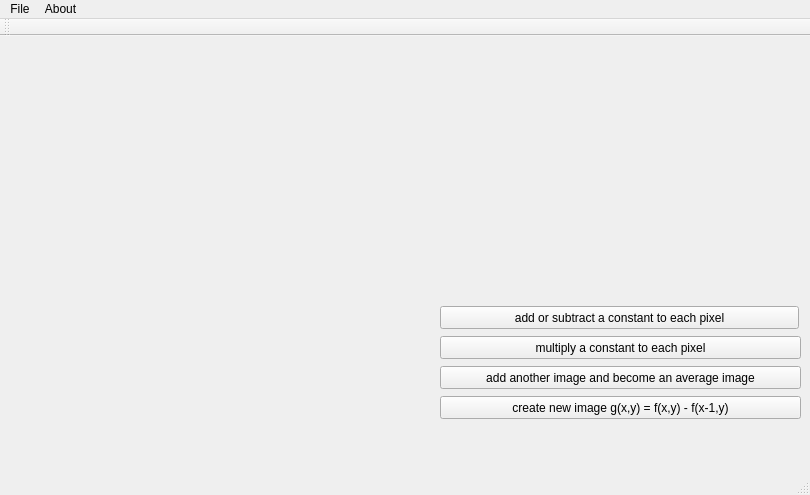
Before: the Qt Designer form mainwindow.ui in r05522814/Image_processing, drawn with Qt 5.
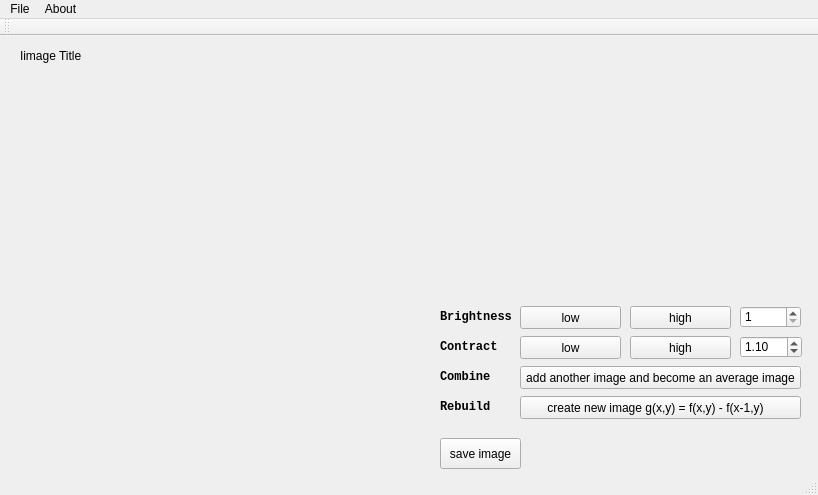
After: the same form once the commit is applied.

Commit message: final version for HW1 function: open a *.64 image show its histogram Add or subtract a constant value to each pixel Multiply a constant to each pixel average image of two input images g(x,y) = f(x,y) - f(x-1,y)

```diff
--- a/mainwindow.ui
+++ b/mainwindow.ui
@@ -6,7 +6,7 @@
    <rect>
     <x>0</x>
     <y>0</y>
-    <width>810</width>
+    <width>818</width>
     <height>495</height>
    </rect>
   </property>
@@ -17,10 +17,10 @@
    <widget class="QLabel" name="label">
     <property name="geometry">
      <rect>
-      <x>9</x>
-      <y>20</y>
-      <width>411</width>
-      <height>421</height>
+      <x>19</x>
+      <y>30</y>
+      <width>401</width>
+      <height>411</height>
      </rect>
     </property>
     <property name="text">
@@ -31,9 +31,9 @@
     <property name="geometry">
      <rect>
       <x>440</x>
-      <y>20</y>
+      <y>30</y>
       <width>361</width>
-      <height>241</height>
+      <height>231</height>
      </rect>
     </property>
     <layout class="QHBoxLayout" name="horizontalLayout"/>
@@ -41,35 +41,35 @@
    <widget class="QPushButton" name="pushButton_add_constant">
     <property name="geometry">
      <rect>
-      <x>440</x>
+      <x>630</x>
       <y>270</y>
-      <width>359</width>
+      <width>101</width>
       <height>23</height>
      </rect>
     </property>
     <property name="text">
-     <string>add or subtract a constant to each pixel</string>
+     <string>high</string>
     </property>
    </widget>
    <widget class="QPushButton" name="pushButton_multiply_constant">
     <property name="geometry">
      <rect>
-      <x>440</x>
+      <x>630</x>
       <y>300</y>
-      <width>361</width>
+      <width>101</width>
       <height>23</height>
      </rect>
     </property>
     <property name="text">
-     <string>multiply a constant to each pixel</string>
+     <string>high</string>
     </property>
    </widget>
    <widget class="QPushButton" name="pushButton_average">
     <property name="geometry">
      <rect>
-      <x>440</x>
+      <x>520</x>
       <y>330</y>
-      <width>361</width>
+      <width>281</width>
       <height>23</height>
      </rect>
     </property>
@@ -80,14 +80,190 @@
    <widget class="QPushButton" name="pushButton_reconstruct">
     <property name="geometry">
      <rect>
+      <x>520</x>
+      <y>360</y>
+      <width>281</width>
+      <height>23</height>
+     </rect>
+    </property>
+    <property name="text">
+     <string>create new image g(x,y) = f(x,y) - f(x-1,y)   </string>
+    </property>
+   </widget>
+   <widget class="QPushButton" name="pushButton_save_file">
+    <property name="geometry">
+     <rect>
       <x>440</x>
+      <y>402</y>
+      <width>81</width>
+      <height>31</height>
+     </rect>
+    </property>
+    <property name="text">
+     <string>save image</string>
+    </property>
+   </widget>
+   <widget class="QLabel" name="label_2">
+    <property name="geometry">
+     <rect>
+      <x>440</x>
+      <y>270</y>
+      <width>71</width>
+      <height>21</height>
+     </rect>
+    </property>
+    <property name="font">
+     <font>
+      <family>Consolas</family>
+      <weight>75</weight>
+      <bold>true</bold>
+     </font>
+    </property>
+    <property name="text">
+     <string>Brightness</string>
+    </property>
+   </widget>
+   <widget class="QLabel" name="label_3">
+    <property name="geometry">
+     <rect>
+      <x>440</x>
+      <y>300</y>
+      <width>71</width>
+      <height>21</height>
+     </rect>
+    </property>
+    <property name="font">
+     <font>
+      <family>Consolas</family>
+      <weight>75</weight>
+      <bold>true</bold>
+     </font>
+    </property>
+    <property name="text">
+     <string>Contract</string>
+    </property>
+   </widget>
+   <widget class="QLabel" name="label_4">
+    <property name="geometry">
+     <rect>
+      <x>440</x>
+      <y>330</y>
+      <width>71</width>
+      <height>21</height>
+     </rect>
+    </property>
+    <property name="font">
+     <font>
+      <family>Consolas</family>
+      <weight>75</weight>
+      <bold>true</bold>
+     </font>
+    </property>
+    <property name="text">
+     <string>Combine</string>
+    </property>
+   </widget>
+   <widget class="QLabel" name="label_5">
+    <property name="geometry">
+     <rect>
+      <x>440</x>
       <y>360</y>
-      <width>361</width>
+      <width>81</width>
+      <height>21</height>
+     </rect>
+    </property>
+    <property name="font">
+     <font>
+      <family>Consolas</family>
+      <weight>75</weight>
+      <bold>true</bold>
+     </font>
+    </property>
+    <property name="text">
+     <string>Rebuild</string>
+    </property>
+   </widget>
+   <widget class="QPushButton" name="pushButton_subtract_constant">
+    <property name="geometry">
+     <rect>
+      <x>520</x>
+      <y>270</y>
+      <width>101</width>
       <height>23</height>
      </rect>
     </property>
     <property name="text">
-     <string>create new image g(x,y) = f(x,y) - f(x-1,y)</string>
+     <string>low</string>
+    </property>
+   </widget>
+   <widget class="QPushButton" name="pushButton_devide_constant_">
+    <property name="geometry">
+     <rect>
+      <x>520</x>
+      <y>300</y>
+      <width>101</width>
+      <height>23</height>
+     </rect>
+    </property>
+    <property name="text">
+     <string>low</string>
+    </property>
+   </widget>
+   <widget class="QLabel" name="label_image_title">
+    <property name="geometry">
+     <rect>
+      <x>20</x>
+      <y>10</y>
+      <width>411</width>
+      <height>20</height>
+     </rect>
+    </property>
+    <property name="layoutDirection">
+     <enum>Qt::LeftToRight</enum>
+    </property>
+    <property name="text">
+     <string>Iimage Title</string>
+    </property>
+   </widget>
+   <widget class="QSpinBox" name="brightness_factor">
+    <property name="geometry">
+     <rect>
+      <x>740</x>
+      <y>270</y>
+      <width>61</width>
+      <height>22</height>
+     </rect>
+    </property>
+    <property name="minimum">
+     <number>1</number>
+    </property>
+    <property name="maximum">
+     <number>5</number>
+    </property>
+    <property name="value">
+     <number>1</number>
+    </property>
+   </widget>
+   <widget class="QDoubleSpinBox" name="contract_factor">
+    <property name="geometry">
+     <rect>
+      <x>740</x>
+      <y>300</y>
+      <width>62</width>
+      <height>22</height>
+     </rect>
+    </property>
+    <property name="minimum">
+     <double>1.050000000000000</double>
+    </property>
+    <property name="maximum">
+     <double>1.500000000000000</double>
+    </property>
+    <property name="singleStep">
+     <double>0.050000000000000</double>
+    </property>
+    <property name="value">
+     <double>1.100000000000000</double>
     </property>
    </widget>
   </widget>
@@ -96,7 +272,7 @@
     <rect>
      <x>0</x>
      <y>0</y>
-     <width>810</width>
+     <width>818</width>
      <height>21</height>
     </rect>
    </property>
```
The commit also changes 2 other files.
